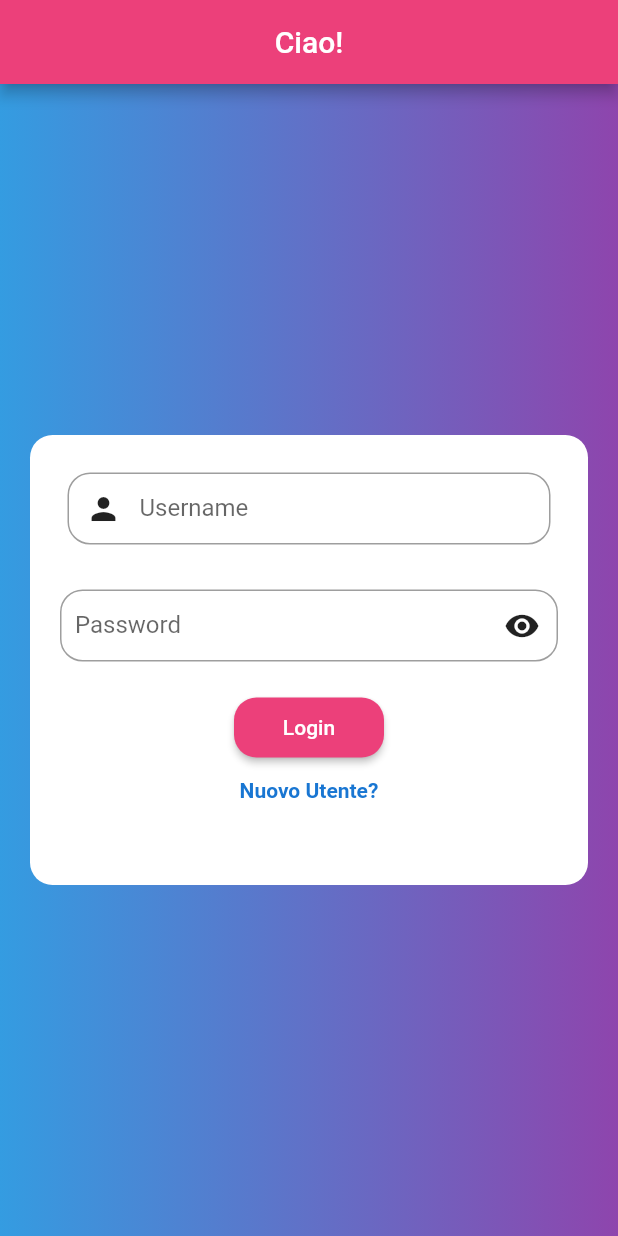
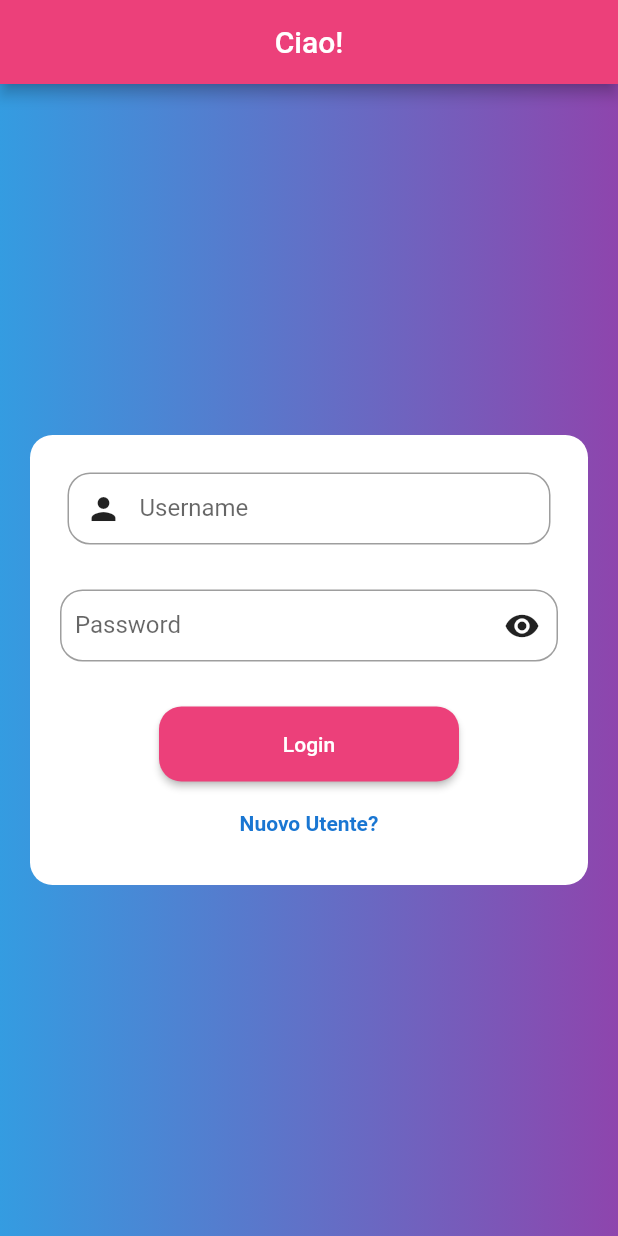
Before and after one commit to edoremo00/authusermobile, a Flutter app: the screen it shows after launch, on a phone screen of 412 x 824 dp. Run offline on Flutter 3.47's test engine with Material 2 defaults, Android fonts, the phone set to English and light mode, and no system bars.

Commit message:
reso bottone più grande

```diff
--- a/lib/schermate/Loginstateful.dart
+++ b/lib/schermate/Loginstateful.dart
@@ -91,7 +91,7 @@ class _LoginscreenState extends State<Loginscreen> {
                     ),
                     Padding(
                       padding: EdgeInsets.only(
-                          top: 5, left: 20, right: 20, bottom: 20),
+                          top: 5, left: 20, right: 20, bottom: 30),
                       child: TextField(
                         controller: passwordcontroller,
                         textInputAction: TextInputAction.done,
@@ -121,14 +121,14 @@ class _LoginscreenState extends State<Loginscreen> {
                       child: Text('Login'),
                       style: ElevatedButton.styleFrom(
                           primary: Colors.pink[400],
-                          fixedSize: Size(100, 40),
+                          fixedSize: Size(200, 50),
                           shape: RoundedRectangleBorder(
                               borderRadius:
                                   BorderRadius.all(Radius.circular(15))),
                           padding: EdgeInsets.all(10)),
                     ),
                     SizedBox(
-                      height: 10,
+                      height: 20,
                     ),
                     Center(
                       child: GestureDetector(
```
